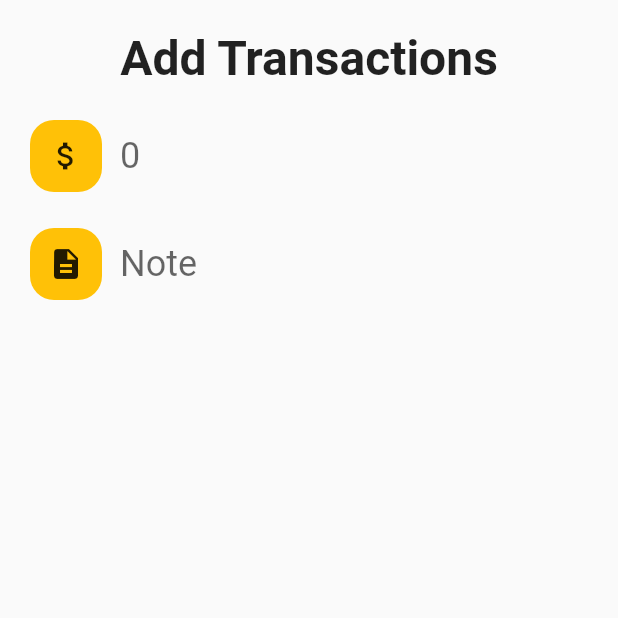
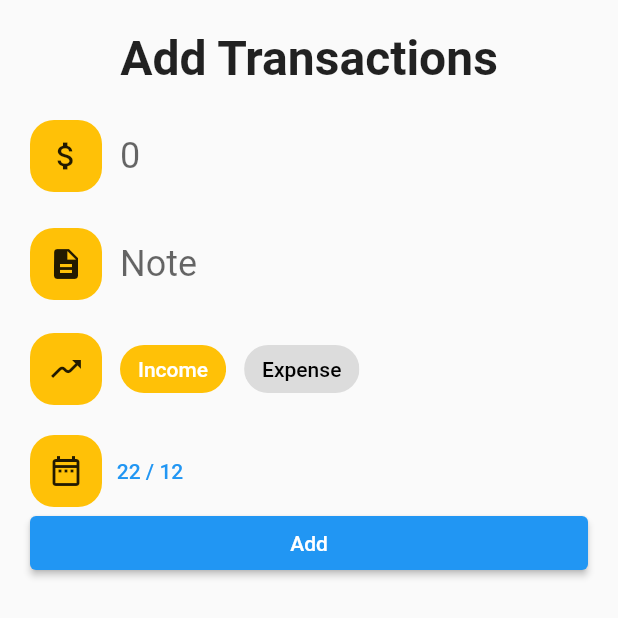
Before and after one commit to Debjit0/ExpenseManagementApp, a Flutter app: the AddTransaction screen opened directly, on a phone screen of 412 x 824 dp, the top half of it. Run offline on Flutter 3.47's test engine with Material 2 defaults, Android fonts, the phone set to English and light mode, and no system bars.

Commit message:
Update addTransaction.dart

```diff
--- a/mini_proj_expense_2/lib/pages/addTransaction.dart
+++ b/mini_proj_expense_2/lib/pages/addTransaction.dart
@@ -9,6 +9,37 @@ class AddTransaction extends StatefulWidget {
 }
 
 class _AddTransactionState extends State<AddTransaction> {
+  int? amount;
+  String note = "Some Expense";
+  String type = "Income";
+  DateTime selectedDate = DateTime.now();
+  List<String> months = [
+    "Jan",
+    "Feb",
+    "Mar",
+    "Apr",
+    "May",
+    "Jun",
+    "Jul",
+    "Aug",
+    "Sep",
+    "Nov",
+    "Dec"
+  ];
+
+  Future<void> _selectDate(BuildContext context) async {
+    final DateTime? picked = await showDatePicker(
+        context: context,
+        initialDate: selectedDate,
+        firstDate: DateTime(2020, 12),
+        lastDate: DateTime(2100, 12));
+    if (picked != null && picked != selectedDate) {
+      setState(() {
+        selectedDate = picked;
+      });
+    }
+  }
+
   @override
   Widget build(BuildContext context) {
     return Scaffold(
@@ -42,6 +73,11 @@ class _AddTransactionState extends State<AddTransaction> {
                     hintText: "0",
                     border: InputBorder.none,
                   ),
+                  onChanged: (val) {
+                    try {
+                      amount = int.parse(val);
+                    } catch (e) {}
+                  },
                   style: TextStyle(fontSize: 24),
                   inputFormatters: [FilteringTextInputFormatter.digitsOnly],
                   keyboardType: TextInputType.number,
@@ -72,6 +108,9 @@ class _AddTransactionState extends State<AddTransaction> {
                     hintText: "Note",
                     border: InputBorder.none,
                   ),
+                  onChanged: (val) {
+                    note = val;
+                  },
                   style: TextStyle(fontSize: 24),
                   //inputFormatters: [FilteringTextInputFormatter.digitsOnly],
                   //keyboardType: TextInputType.number,
@@ -83,6 +122,86 @@ class _AddTransactionState extends State<AddTransaction> {
           SizedBox(
             height: 20,
           ),
+          Row(
+            children: [
+              Container(
+                  decoration: BoxDecoration(
+                      borderRadius: BorderRadius.circular(16.0),
+                      color: Colors.amber),
+                  padding: EdgeInsets.all(12),
+                  child: Icon(
+                    Icons.moving_sharp,
+                    //color: Colors.white,//change icon color here
+                  )),
+              SizedBox(
+                width: 12,
+              ),
+              ChoiceChip(
+                selectedColor: Colors.amber,
+                label: Text(
+                  "Income",
+                  style: TextStyle(
+                      color: type == "Income" ? Colors.white : Colors.black),
+                ),
+                selected: type == "Income" ? true : false,
+                onSelected: (val) {
+                  if (val) {
+                    setState(() {
+                      type = "Income";
+                    });
+                  }
+                },
+              ),
+              SizedBox(
+                width: 12,
+              ),
+              ChoiceChip(
+                selectedColor: Colors.amber,
+                label: Text(
+                  "Expense",
+                  style: TextStyle(
+                      color: type == "Expense" ? Colors.white : Colors.black),
+                ),
+                selected: type == "Expense" ? true : false,
+                onSelected: (val) {
+                  if (val) {
+                    setState(() {
+                      type = "Expense";
+                    });
+                  }
+                },
+              ),
+            ],
+          ),
+          SizedBox(
+            height: 20,
+          ),
+          Row(
+            children: [
+              Container(
+                  decoration: BoxDecoration(
+                      borderRadius: BorderRadius.circular(16.0),
+                      color: Colors.amber),
+                  padding: EdgeInsets.all(12),
+                  child: Icon(
+                    Icons.date_range_outlined,
+                    //color: Colors.white,//change icon color here
+                  )),
+              TextButton(
+                  onPressed: () {
+                    _selectDate(context);
+                  },
+                  child: Text("${selectedDate.day} / ${selectedDate.month}")),
+            ],
+          ),
+          ElevatedButton(
+              onPressed: () {
+                print(amount);
+                print(note);
+                print(type);
+                print(selectedDate);
+              },
+              child: Text("Add"))
         ],
       ),
     );
```
